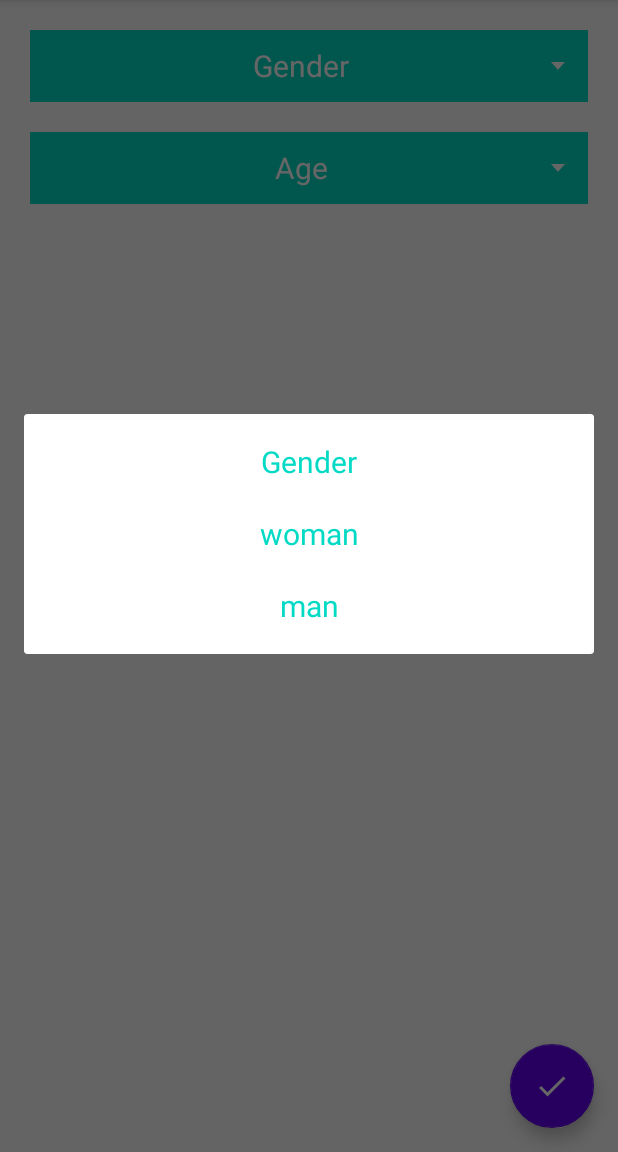
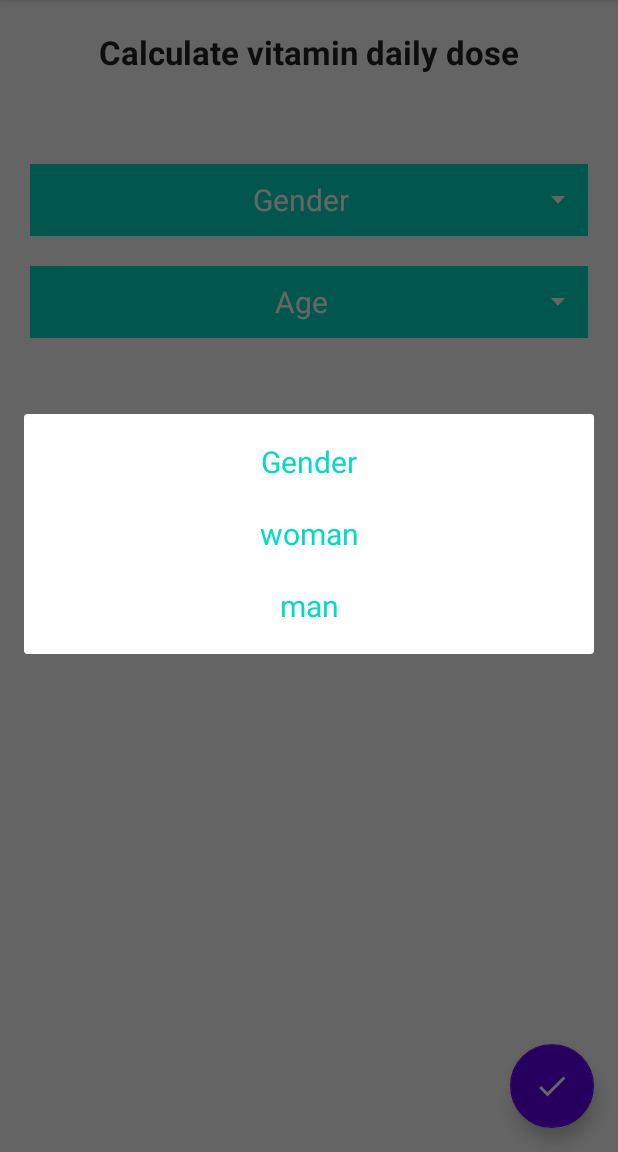
Before and after one commit to lukaskolehotsky/my-application, an Android app: the DailyDoseActivity screen opened directly, with no data from a screen before it, after a tap on "Gender", on a phone screen of 412 x 824 dp, the part 84-1236 px from its top. Run offline under Robolectric (Android 15) with nearby library versions, the phone set to English and light mode, and no system bars.

Commit message:
added titles

```diff
--- a/app/src/main/AndroidManifest.xml
+++ b/app/src/main/AndroidManifest.xml
@@ -32,7 +32,7 @@
             android:screenOrientation="portrait"
             android:theme="@style/AppTheme" />
         <activity
-            android:name=".activity.DailyFeedActivity"
+            android:name=".activity.DailyDoseActivity"
             android:screenOrientation="portrait"
             android:theme="@style/AppTheme" />
         <activity
--- a/app/src/main/java/com/example/behealthy/activity/DailyFeedActivity.java
+++ b/app/src/main/java/com/example/behealthy/activity/DailyDoseActivity.java
@@ -2,15 +2,21 @@ package com.example.behealthy.activity;
 
 import android.content.Intent;
 import android.content.SharedPreferences;
+import android.graphics.Color;
+import android.graphics.Typeface;
 import android.os.Bundle;
 import android.os.Parcelable;
 import android.preference.PreferenceManager;
+import android.util.TypedValue;
+import android.view.Gravity;
 import android.view.Menu;
 import android.view.MenuItem;
 import android.view.View;
 import android.widget.AdapterView;
 import android.widget.ArrayAdapter;
+import android.widget.RelativeLayout;
 import android.widget.Spinner;
+import android.widget.TextView;
 import android.widget.Toast;
 
 import androidx.annotation.ArrayRes;
@@ -21,7 +27,7 @@ import androidx.appcompat.app.AppCompatActivity;
 import com.example.behealthy.R;
 import com.example.behealthy.constants.Constants;
 import com.example.behealthy.model.Vitamin;
-import com.example.behealthy.service.DailyFeedService;
+import com.example.behealthy.service.DailyDoseService;
 import com.example.behealthy.service.FileService;
 import com.example.behealthy.service.JsonService;
 import com.example.behealthy.utilities.MenuHelper;
@@ -36,7 +42,7 @@ import static com.example.behealthy.constants.Constants.AGE;
 import static com.example.behealthy.constants.Constants.GENDER;
 import static com.example.behealthy.constants.Constants.VITAMIN_LIST;
 
-public class DailyFeedActivity extends AppCompatActivity implements AdapterView.OnItemSelectedListener {
+public class DailyDoseActivity extends AppCompatActivity implements AdapterView.OnItemSelectedListener {
 
     private static final String FILE_NAME = "recommended_daily_dose.txt";
 
@@ -47,19 +53,23 @@ public class DailyFeedActivity extends AppCompatActivity implements AdapterView.
 
     private FileService fileService;
     private JsonService jsonService;
-    private DailyFeedService dailyFeedService;
+    private DailyDoseService dailyDoseService;
 
     @Override
     protected void onCreate(Bundle savedInstanceState) {
         super.onCreate(savedInstanceState);
-        setContentView(R.layout.activity_daily_feed);
+        setContentView(R.layout.activity_daily_dose);
 
         SharedPreferences sharedPreferences = PreferenceManager.getDefaultSharedPreferences(this);
         sharedPreferencesHelper = new SharedPreferencesHelper(sharedPreferences);
 
         fileService = new FileService(getApplicationContext());
         jsonService = new JsonService(getBaseContext());
-        dailyFeedService = new DailyFeedService(jsonService);
+        dailyDoseService = new DailyDoseService(jsonService);
+
+        TextView titleTextView = findViewById(R.id.titleTextView);
+        titleTextView.setText("Calculate vitamin daily dose");
+        titleTextView.setTypeface(titleTextView.getTypeface(), Typeface.BOLD);
 
         createArrayAdapter(R.id.genderSpinner, R.array.genderList);
         createArrayAdapter(R.id.ageSpinner, R.array.ageList);
@@ -73,11 +83,12 @@ public class DailyFeedActivity extends AppCompatActivity implements AdapterView.
             boolean validateSpinnersClick = validateSpinnersClick(loadedGender, loadedAge);
             if (validateSpinnersClick) {
 
-                List<Vitamin> vitaminList = dailyFeedService.getDailyFeedVitamins(loadedAge, loadedGender);
+                List<Vitamin> vitaminList = dailyDoseService.getDailyDoseVitamins(loadedAge, loadedGender);
+                fileService.deleteFile(FILE_NAME);
                 fileService.createFile(FILE_NAME);
                 fileService.saveFile(Vitamin.toJson(vitaminList).toString(), FILE_NAME);
 
-                Intent startIntent = new Intent(DailyFeedActivity.this, VitaminListActivity.class);
+                Intent startIntent = new Intent(DailyDoseActivity.this, VitaminListActivity.class);
                 startIntent.putParcelableArrayListExtra(VITAMIN_LIST.label, (ArrayList<? extends Parcelable>) vitaminList);
                 startIntent.putExtra(GENDER.label, loadedGender);
                 startIntent.putExtra(AGE.label, loadedAge);
--- a/app/src/main/java/com/example/behealthy/activity/VitaminsActivity.java
+++ b/app/src/main/java/com/example/behealthy/activity/VitaminsActivity.java
@@ -2,6 +2,7 @@ package com.example.behealthy.activity;
 
 import android.content.Intent;
 import android.graphics.Color;
+import android.graphics.Typeface;
 import android.os.Bundle;
 import android.util.TypedValue;
 import android.view.Gravity;
@@ -16,7 +17,6 @@ import androidx.annotation.NonNull;
 import androidx.appcompat.app.AppCompatActivity;
 
 import com.example.behealthy.R;
-import com.example.behealthy.config.JsonProperty;
 import com.example.behealthy.model.Fruit;
 import com.example.behealthy.model.Vegetable;
 import com.example.behealthy.model.Vitamin;
@@ -73,7 +73,8 @@ public class VitaminsActivity extends AppCompatActivity {
     private void populateVitamins(LinearLayout rootLayout2, String vitaminName, HashMap<String, String> hm) {
         TextView vitaminTitleTextView = new TextView(getApplicationContext());
         vitaminTitleTextView.setGravity(Gravity.CENTER);
-        vitaminTitleTextView.setText(vitaminName + " values contained in 100 grams of vegetables");
+        vitaminTitleTextView.setText(vitaminName + " in 100 / g");
+        vitaminTitleTextView.setTypeface(vitaminTitleTextView.getTypeface(), Typeface.BOLD);
         vitaminTitleTextView.setTextSize(TypedValue.COMPLEX_UNIT_SP, 20);
         vitaminTitleTextView.setTextColor(Color.BLACK);
         vitaminTitleTextView.setPadding(16, 0, 16, 16);
--- a/app/src/main/java/com/example/behealthy/service/BmiService.java
+++ b/app/src/main/java/com/example/behealthy/service/BmiService.java
@@ -35,7 +35,9 @@ public class BmiService {
         BmiCategory bmiCategory = new BmiCategory();
 
         DecimalFormat df = new DecimalFormat("#.##");
-        calculatedBmi = Double.valueOf(df.format(calculatedBmi));
+        String formattedCalculatedBmi = df.format(calculatedBmi).replace(",", ".");
+        double dd = Double.parseDouble(formattedCalculatedBmi);
+        calculatedBmi = dd;
 
         bmiCategory.setCalculatedBmi(calculatedBmi);
         bmiCategory.setCategory(category);
--- a/app/src/main/java/com/example/behealthy/service/DailyFeedService.java
+++ b/app/src/main/java/com/example/behealthy/service/DailyDoseService.java
@@ -7,15 +7,15 @@ import com.example.behealthy.model.Vitamin;
 import java.util.List;
 import java.util.stream.Collectors;
 
-public class DailyFeedService {
+public class DailyDoseService {
 
     private JsonService jsonService;
 
-    public DailyFeedService(JsonService jsonService) {
+    public DailyDoseService(JsonService jsonService) {
         this.jsonService = jsonService;
     }
 
-    public List<Vitamin> getDailyFeedVitamins(String loadedAge, String loadedGender) {
+    public List<Vitamin> getDailyDoseVitamins(String loadedAge, String loadedGender) {
         int age = Integer.parseInt(loadedAge);
 
         List<Vitamin> vitamins = loadedGender.equals(Constants.WOMAN.label) ? jsonService.processFile(R.raw.womanvitamins).getWomanVitamins() : jsonService.processFile(R.raw.manvitamins).getManVitamins();
--- a/app/src/main/java/com/example/behealthy/service/RfmService.java
+++ b/app/src/main/java/com/example/behealthy/service/RfmService.java
@@ -43,7 +43,7 @@ public class RfmService {
         RfmCategory rfmCategory = new RfmCategory();
 
         DecimalFormat df = new DecimalFormat("#.##");
-        calculatedRfm = Double.valueOf(df.format(calculatedRfm));
+        calculatedRfm = Double.valueOf(df.format(calculatedRfm).replace(",", "."));
 
         rfmCategory.setCalculatedRfm(calculatedRfm);
         rfmCategory.setCategory(category);
--- a/app/src/main/java/com/example/behealthy/utilities/MenuHelper.java
+++ b/app/src/main/java/com/example/behealthy/utilities/MenuHelper.java
@@ -6,7 +6,7 @@ import android.content.Intent;
 import com.example.behealthy.R;
 import com.example.behealthy.activity.BmiActivity;
 import com.example.behealthy.activity.CalendarActivity;
-import com.example.behealthy.activity.DailyFeedActivity;
+import com.example.behealthy.activity.DailyDoseActivity;
 import com.example.behealthy.activity.RfmActivity;
 
 public class MenuHelper {
@@ -18,8 +18,8 @@ public class MenuHelper {
     }
 
     public Intent chooseIntent(int itemId){
-        if(itemId == R.id.vitaminsItem){
-            return new Intent(packageContext, DailyFeedActivity.class);
+        if(itemId == R.id.dailyDoseItem){
+            return new Intent(packageContext, DailyDoseActivity.class);
         }
 
         if(itemId == R.id.rfmItem){
--- a/app/src/main/res/layout/activity_daily_feed.xml
+++ b/app/src/main/res/layout/activity_daily_dose.xml
@@ -4,18 +4,30 @@
     xmlns:tools="http://schemas.android.com/tools"
     android:layout_width="match_parent"
     android:layout_height="match_parent"
-    tools:context=".activity.DailyFeedActivity">
+    tools:context=".activity.DailyDoseActivity">
 
     <RelativeLayout
         android:layout_width="match_parent"
         android:layout_height="match_parent">
 
+        <TextView
+            android:id="@+id/titleTextView"
+            android:layout_width="match_parent"
+            android:layout_height="wrap_content"
+            android:layout_marginLeft="20dp"
+            android:layout_marginTop="20dp"
+            android:layout_marginRight="20dp"
+            android:gravity="center"
+            android:textAppearance="@style/TextAppearance.AppCompat.Large"
+            tools:text="kkk" />
+
         <Spinner
             android:id="@+id/genderSpinner"
             android:layout_width="match_parent"
             android:layout_height="wrap_content"
+            android:layout_below="@+id/titleTextView"
             android:layout_marginLeft="20dp"
-            android:layout_marginTop="20dp"
+            android:layout_marginTop="60dp"
             android:layout_marginRight="20dp"
             android:background="@color/colorAccent"
             android:entries="@array/genderList"
--- a/app/src/main/res/menu/menu.xml
+++ b/app/src/main/res/menu/menu.xml
@@ -4,7 +4,7 @@
 
     <item android:id="@+id/bmiItem" android:title="BMI" />
     <item android:id="@+id/rfmItem" android:title="RFM" />
-    <item android:id="@+id/vitaminsItem" android:title="Vitamins" />
+    <item android:id="@+id/dailyDoseItem" android:title="Daily dose" />
     <item android:id="@+id/calendarItem" android:title="Calendar" />
 
 </menu>
```
Also changed, not shown: app/src/main/java/com/example/behealthy/activity/VegetableDetailActivity.java (+7 -1 lines), app/src/main/java/com/example/behealthy/activity/VitaminListActivity.java (+7 -1 lines), 3 other files.
